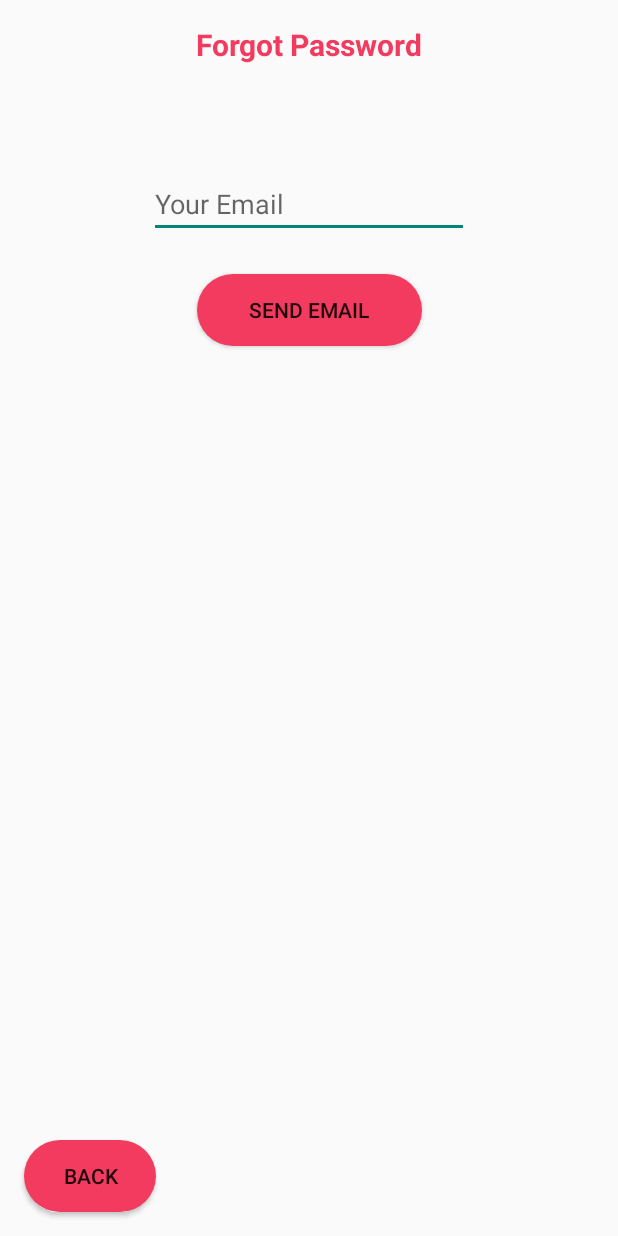
After one commit to Harmanjot1/Android-Studio---Fitness-Application, an Android app: the ForgotPasswordclass screen opened directly, with no data from a screen before it, on a phone screen of 412 x 824 dp. The commit adds this screen. Run offline under Robolectric (Android 15) with nearby library versions, the light colour scheme and no system bars; our stand-ins replace Firebase (no records; nobody signed in at launch, a user with empty details on screens opened directly), navigation-ui.

Commit message:
final product

```diff
--- /dev/null
+++ b/App1/app/src/main/java/com/example/app1/Login_Logout/ForgotPasswordclass.java
@@ -0,0 +1,77 @@
+package com.example.app1.Login_Logout;
+
+import androidx.annotation.NonNull;
+import androidx.appcompat.app.ActionBar;
+import androidx.appcompat.app.AppCompatActivity;
+
+import android.os.Bundle;
+import android.view.View;
+import android.view.Window;
+import android.view.WindowManager;
+import android.widget.Button;
+import android.widget.EditText;
+import android.widget.Toast;
+
+import com.example.app1.R;
+import com.google.android.gms.tasks.OnCompleteListener;
+import com.google.android.gms.tasks.Task;
+import com.google.firebase.auth.FirebaseAuth;
+
+public class ForgotPasswordclass extends AppCompatActivity {
+
+    EditText email;
+    Button sendReset, back;
+
+    FirebaseAuth lauth;
+
+    protected void onCreate(Bundle savedInstanceState) {
+
+        super.onCreate(savedInstanceState);
+        this.requestWindowFeature(Window.FEATURE_NO_TITLE);
+        getWindow().setFlags(WindowManager.LayoutParams.FLAG_FULLSCREEN,
+                WindowManager.LayoutParams.FLAG_FULLSCREEN);
+        setContentView(R.layout.activity_forgot_password);
+
+        // hiding action bar
+        ActionBar actionBar = getSupportActionBar();
+        actionBar.hide();
+        //------------------------------------------------------------------------------------------
+
+        back = findViewById(R.id.resetpassword_back_btn);
+        email = findViewById(R.id.editTextTextEmailAddress);
+        sendReset = findViewById(R.id.login_btn);
+
+        lauth = FirebaseAuth.getInstance();
+
+        back.setOnClickListener(new View.OnClickListener() {
+            @Override
+            public void onClick(View v) {
+                finish();
+            }
+        });
+        sendReset.setOnClickListener(new View.OnClickListener() {
+            @Override
+            public void onClick(View v) {
+                if (email.getText().toString().trim() != null){
+                    FirebaseAuth.getInstance().sendPasswordResetEmail(email.getText().toString().trim()).addOnCompleteListener(new OnCompleteListener<Void>() {
+                        @Override
+                        public void onComplete(@NonNull Task<Void> task) {
+                            if (task.isSuccessful()){
+                                Toast.makeText(getApplication(), "Email sent", Toast.LENGTH_LONG).show();
+                            }else {
+                                Toast.makeText(getApplication(), "Unable to send Email", Toast.LENGTH_LONG).show();
+                            }
+                        }
+                    });
+
+                }else {
+                    Toast.makeText(getApplication(), "Please enter your email", Toast.LENGTH_LONG).show();
+                }
+
+            }
+        });
+
+
+
+    }
+}
--- a/App1/app/src/main/java/com/example/app1/SetGoal.java
+++ b/App1/app/src/main/java/com/example/app1/SetGoal.java
@@ -28,7 +28,7 @@ import java.util.HashMap;
 import java.util.Map;
 
 
-public class SetGoal extends Fragment {
+public class    SetGoal extends Fragment {
     EditText Calories_Burned,Calories_Eaten,Distance,Push_ups;
     Spinner gender;
     Button cancel,save;
--- /dev/null
+++ b/App1/app/src/main/res/layout/activity_forgot_password.xml
@@ -0,0 +1,56 @@
+<?xml version="1.0" encoding="utf-8"?>
+<androidx.constraintlayout.widget.ConstraintLayout xmlns:android="http://schemas.android.com/apk/res/android"
+    xmlns:app="http://schemas.android.com/apk/res-auto"
+    xmlns:tools="http://schemas.android.com/tools"
+    android:layout_width="match_parent"
+    android:layout_height="match_parent"
+    tools:context=".Login_Logout.ForgotPasswordclass">
+
+    <EditText
+        android:id="@+id/editTextTextEmailAddress"
+        android:layout_width="wrap_content"
+        android:layout_height="wrap_content"
+        android:layout_marginTop="70dp"
+        android:ems="10"
+        android:hint="Your Email"
+        android:inputType="textEmailAddress"
+        app:layout_constraintEnd_toEndOf="parent"
+        app:layout_constraintStart_toStartOf="parent"
+        app:layout_constraintTop_toBottomOf="@+id/textView15" />
+
+    <TextView
+        android:id="@+id/textView15"
+        android:layout_width="wrap_content"
+        android:layout_height="wrap_content"
+        android:layout_marginTop="16dp"
+        android:text="Forgot Password"
+        android:textColor="#F23B5F"
+        android:textSize="20dp"
+        android:textStyle="bold"
+        app:layout_constraintEnd_toEndOf="parent"
+        app:layout_constraintStart_toStartOf="parent"
+        app:layout_constraintTop_toTopOf="parent" />
+
+    <Button
+        android:id="@+id/login_btn"
+        android:layout_width="150dp"
+        android:layout_height="wrap_content"
+        android:layout_marginTop="24dp"
+        android:background="@drawable/button_login"
+        android:text="Send Email"
+        app:layout_constraintEnd_toEndOf="@+id/editTextTextEmailAddress"
+        app:layout_constraintStart_toStartOf="@+id/editTextTextEmailAddress"
+        app:layout_constraintTop_toBottomOf="@+id/editTextTextEmailAddress" />
+
+    <Button
+        android:id="@+id/resetpassword_back_btn"
+        android:layout_width="wrap_content"
+        android:layout_height="wrap_content"
+        android:layout_marginStart="16dp"
+        android:layout_marginLeft="16dp"
+        android:layout_marginBottom="16dp"
+        android:background="@drawable/button_login"
+        android:text="Back"
+        app:layout_constraintBottom_toBottomOf="parent"
+        app:layout_constraintStart_toStartOf="parent" />
+</androidx.constraintlayout.widget.ConstraintLayout>
```
Also changed, not shown: App1/app/src/main/AndroidManifest.xml (+5 -4 lines), App1/app/src/main/java/com/example/app1/Dashboard_frag.java (+46 -6 lines), App1/app/src/main/java/com/example/app1/Login_Logout/Login.java (+20 -3 lines), App1/app/src/main/java/com/example/app1/Login_Logout/Register.java (+16 -9 lines), App1/app/src/main/java/com/example/app1/Profile_frag.java (+26 -7 lines), App1/app/src/main/java/com/example/app1/Register.java (+1 -8 lines), App1/app/src/main/java/com/example/app1/StepCounter/StepDetectorActivity.java (+7 -0 lines), App1/app/src/main/res/layout/activity_login.xml (+14 -0 lines), App1/app/src/main/res/layout/activity_register.xml (+5 -3 lines), App1/app/src/main/res/layout/activity_step_detector.xml (+3 -15 lines), App1/app/src/main/res/layout/activity_stop_watch.xml (+0 -12 lines).
